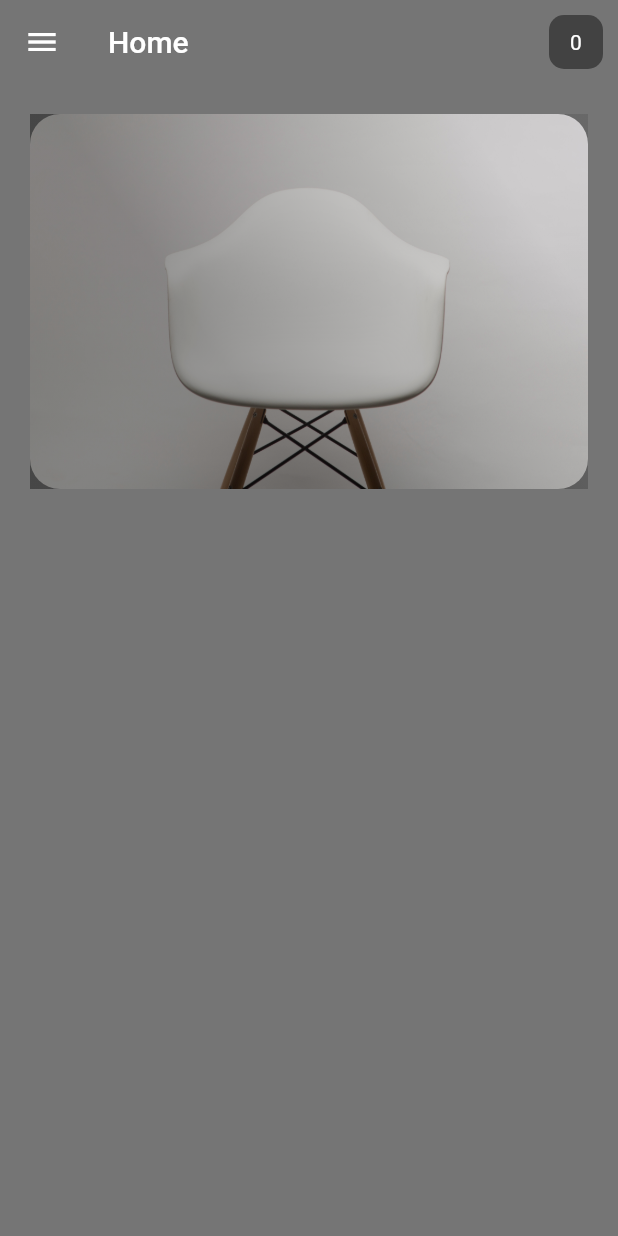
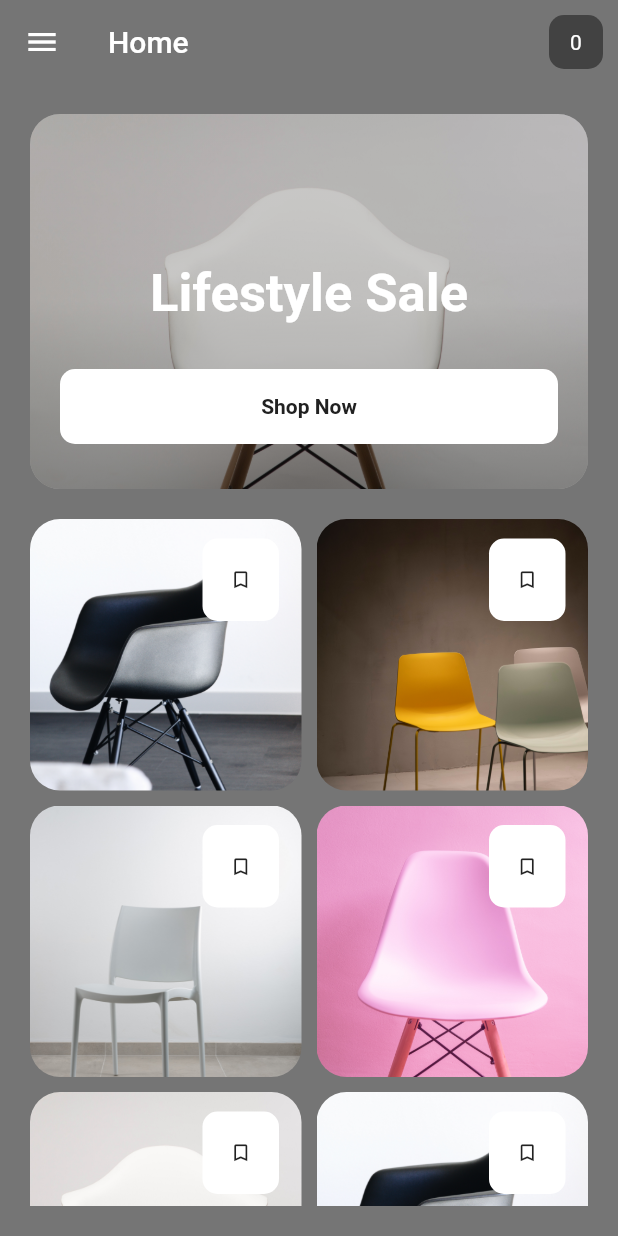
Before and after one commit to MoamenMohamed101/shopping_list, a Flutter app: the screen it shows after launch, on a phone screen of 412 x 824 dp. Run offline on Flutter 3.47's test engine with Material 2 defaults, Android fonts, the phone set to English and light mode, and no system bars.

```diff
--- a/lib/main.dart
+++ b/lib/main.dart
@@ -17,6 +17,18 @@ class HomePage extends StatefulWidget {
 }
 
 class _HomePageState extends State<HomePage> {
+  final List<String> listItem = [
+    'assets/images/two.jpg',
+    'assets/images/three.jpg',
+    'assets/images/four.jpg',
+    'assets/images/five.jpg',
+    'assets/images/one.jpg',
+    'assets/images/two.jpg',
+    'assets/images/three.jpg',
+    'assets/images/four.jpg',
+    'assets/images/five.jpg',
+  ];
+
   @override
   Widget build(BuildContext context) {
     return Scaffold(
@@ -43,11 +55,12 @@ class _HomePageState extends State<HomePage> {
           ),
         ],
       ),
-      body: SingleChildScrollView(
+      body: Container(
         padding: const EdgeInsets.all(20),
         child: Column(
           children: [
             Container(
+              width: double.infinity,
               height: 250,
               decoration: BoxDecoration(
                 borderRadius: BorderRadius.circular(20),
@@ -58,16 +71,85 @@ class _HomePageState extends State<HomePage> {
               ),
               child: Container(
                 decoration: BoxDecoration(
+                  borderRadius: BorderRadius.circular(20),
                   gradient: LinearGradient(
-                    begin: Alignment.bottomCenter,
+                    begin: Alignment.bottomRight,
                     colors: [
                       Colors.black.withOpacity(.4),
-                      Colors.black.withOpacity(.11),
+                      Colors.black.withOpacity(.2),
                     ],
                   ),
                 ),
+                child: Column(
+                  mainAxisAlignment: MainAxisAlignment.end,
+                  children: [
+                    const Text(
+                      'Lifestyle Sale',
+                      style: TextStyle(
+                        fontSize: 35,
+                        color: Colors.white,
+                        fontWeight: FontWeight.bold,
+                      ),
+                    ),
+                    const SizedBox(
+                      height: 30,
+                    ),
+                    Container(
+                      decoration: BoxDecoration(
+                        color: Colors.white,
+                        borderRadius: BorderRadius.circular(10),
+                      ),
+                      margin: const EdgeInsets.symmetric(horizontal: 20),
+                      height: 50,
+                      child: Center(
+                        child: Text(
+                          'Shop Now',
+                          style: TextStyle(
+                              color: Colors.grey[900],
+                              fontWeight: FontWeight.bold),
+                        ),
+                      ),
+                    ),
+                    const SizedBox(
+                      height: 30,
+                    ),
+                  ],
+                ),
               ),
-            )
+            ),
+            const SizedBox(
+              height: 20,
+            ),
+            Expanded(
+              child: GridView.count(
+                crossAxisCount: 2,
+                mainAxisSpacing: 10,
+                crossAxisSpacing: 10,
+                children: listItem
+                    .map(
+                      (list) => Container(
+                        decoration: BoxDecoration(
+                          borderRadius: BorderRadius.circular(20),
+                          image: DecorationImage(
+                              image: AssetImage(list), fit: BoxFit.cover),
+                        ),
+                        child: Transform.translate(
+                          offset: Offset(50, -50),
+                          child: Container(
+                            decoration: BoxDecoration(
+                              borderRadius: BorderRadius.circular(10),
+                              color: Colors.white,
+                            ),
+                            margin: const EdgeInsets.symmetric(
+                                horizontal: 65, vertical: 63),
+                            child: Icon(Icons.bookmark_border, size: 15),
+                          ),
+                        ),
+                      ),
+                    )
+                    .toList(),
+              ),
+            ),
           ],
         ),
       ),
```
